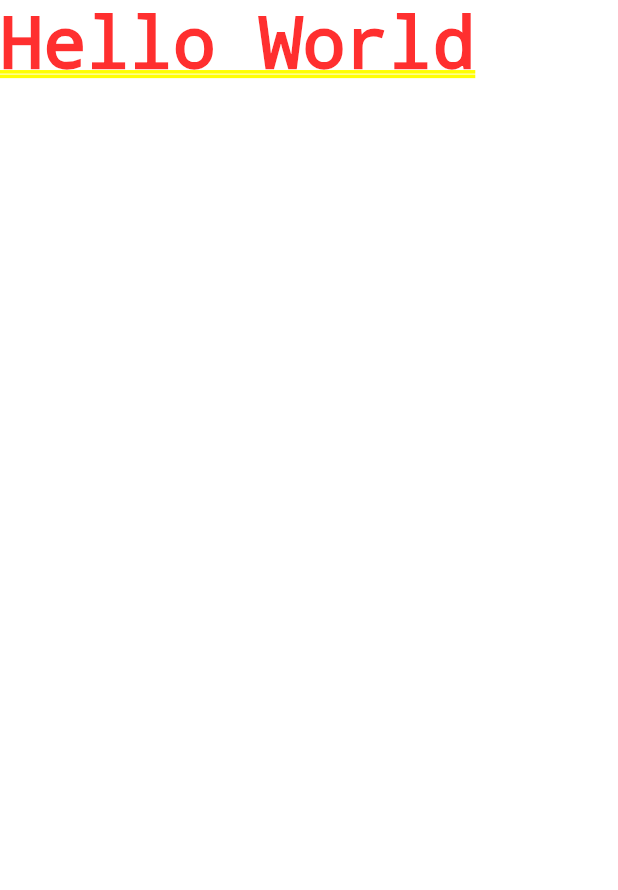
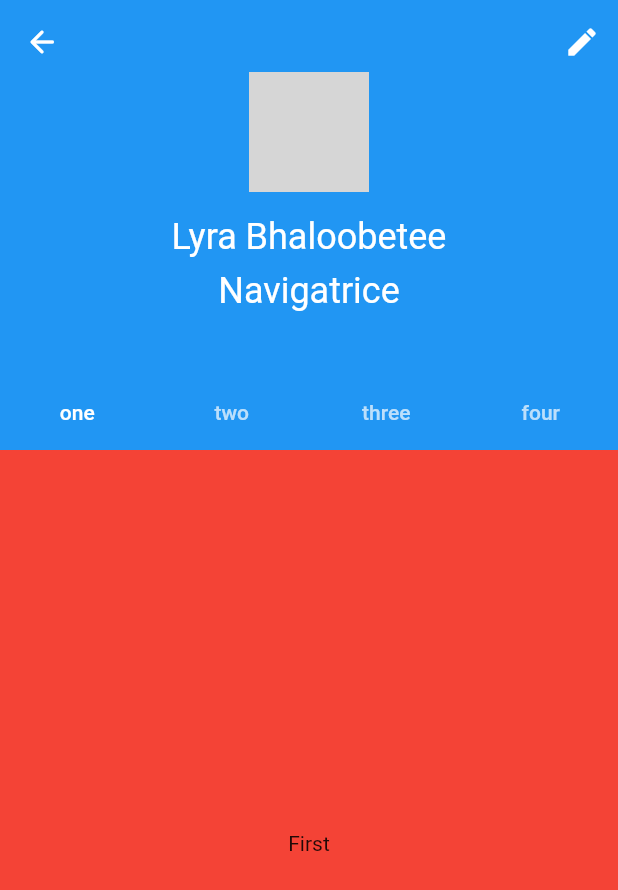
Before and after one commit to TruthsSeeker/MetalAdventuresCharacterSheet, a Flutter app: the screen it shows after launch, on a phone screen of 412 x 824 dp. Shown: the top 890 px of the screen. Run offline on Flutter 3.47's test engine with Material 2 defaults, Android fonts, the phone set to English and light mode, and no system bars; network calls fail; grey boxes are pictures that could not be loaded.

Commit message:
acceptable header

```diff
--- /dev/null
+++ b/lib/character_info.dart
@@ -0,0 +1,37 @@
+import 'package:flutter/material.dart';
+
+class CharacterInfo extends StatelessWidget {
+  double maxHeight;
+
+  CharacterInfo(this.maxHeight);
+
+  @override
+  Widget build(BuildContext context) {
+    final topPadding = MediaQuery.of(context).padding.top;
+    return Column(
+      mainAxisAlignment: MainAxisAlignment.center,
+      children: [
+        Padding(
+          padding: const EdgeInsets.all(8.0),
+          child: CircleAvatar(
+            maxRadius: 40,
+            backgroundImage: NetworkImage(
+                "https://i.pinimg.com/originals/09/a0/7c/09a07c04ee11532fb5ccbac58ec0d1ca.png"),
+          ),
+        ),
+        Padding(
+          padding: const EdgeInsets.all(8.0),
+          child: Text(
+            "Lyra Bhaloobetee",
+            style: TextStyle(fontSize: 24, color: Colors.white),
+          ),
+        ),
+        Text(
+          "Navigatrice",
+          style: TextStyle(fontSize: 24, color: Colors.white),
+        ),
+        Spacer(flex: 2)
+      ],
+    );
+  }
+}
--- /dev/null
+++ b/lib/charactersheet.dart
@@ -0,0 +1,89 @@
+import 'package:MetalAdventuresCharacterSheet/character_info.dart';
+import 'package:flutter/material.dart';
+
+const kExpandedHeight = 300.0;
+
+class CharacterSheet extends StatefulWidget {
+  @override
+  _CharacterSheetState createState() => _CharacterSheetState();
+}
+
+class _CharacterSheetState extends State<CharacterSheet> {
+  ScrollController _scrollController;
+
+  @override
+  void initState() {
+    super.initState();
+
+    _scrollController = ScrollController()..addListener(() => setState(() {}));
+  }
+
+  bool get _showTitle {
+    return _scrollController.hasClients &&
+        _scrollController.offset > kExpandedHeight - kToolbarHeight - 80;
+  }
+
+  @override
+  Widget build(BuildContext context) {
+    return CustomScrollView(controller: _scrollController, slivers: <Widget>[
+      SliverAppBar(
+        pinned: true,
+        leading: IconButton(
+          icon: Icon(Icons.arrow_back_rounded),
+          onPressed: () {},
+        ),
+        actions: [IconButton(icon: Icon(Icons.edit), onPressed: () {})],
+        expandedHeight: kExpandedHeight,
+        title: _showTitle ? Text('Lyra Bhaloobetee') : null,
+        flexibleSpace: _showTitle
+            ? null
+            : Padding(
+              padding: EdgeInsets.all(40),
+                          child: FlexibleSpaceBar(
+
+                  // title: CharacterInfo(kExpandedHeight),
+                  background: CharacterInfo(kExpandedHeight)
+                ),
+            ),
+        bottom: TabBar(tabs: [
+          Tab(
+            text: "one",
+          ),
+          Tab(
+            text: "two",
+          ),
+          Tab(
+            text: "three",
+          ),
+          Tab(
+            text: "four",
+          ),
+        ]),
+      ),
+      SliverFillRemaining(
+        child: TabBarView(children: [
+          Container(
+              color: Colors.red,
+              child: Center(
+                child: Text("First"),
+              )),
+          Container(
+              color: Colors.blue,
+              child: Center(
+                child: Text("First"),
+              )),
+          Container(
+              color: Colors.yellow,
+              child: Center(
+                child: Text("First"),
+              )),
+          Container(
+              color: Colors.purple,
+              child: Center(
+                child: Text("First"),
+              )),
+        ]),
+      ),
+    ]);
+  }
+}
--- a/lib/main.dart
+++ b/lib/main.dart
@@ -1,3 +1,4 @@
+import 'package:MetalAdventuresCharacterSheet/charactersheet.dart';
 import 'package:flutter/material.dart';
 
 void main() {
@@ -11,13 +12,17 @@ class MyApp extends StatelessWidget {
     return MaterialApp(
       title: 'Flutter Demo',
       theme: ThemeData(
-
         primarySwatch: Colors.blue,
-
         visualDensity: VisualDensity.adaptivePlatformDensity,
       ),
-      home: Container(
-        child: Text("Hello World"),
+      home: Scaffold(
+        body: SafeArea(
+          child: DefaultTabController(
+            initialIndex: 0,
+            length: 4,
+            child: CharacterSheet()
+          ),
+        ),
       ),
     );
   }
--- a/lib/models/characteristic.dart
+++ b/lib/models/characteristic.dart
@@ -7,11 +7,10 @@ class Characteristic with ChangeNotifier {
   final String domain;
   bool _mutation = false;
   bool _origin = false;
-  final List<Skill> skills;
+  List<Skill> _skills;
 
   Characteristic({
     this.name,
     this.domain,
-    this.skills,
   });
 }
```
